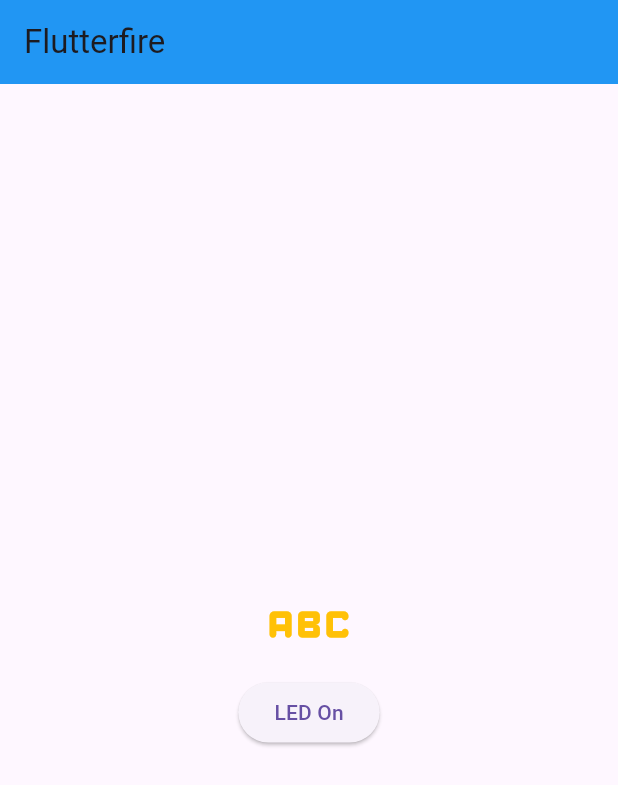
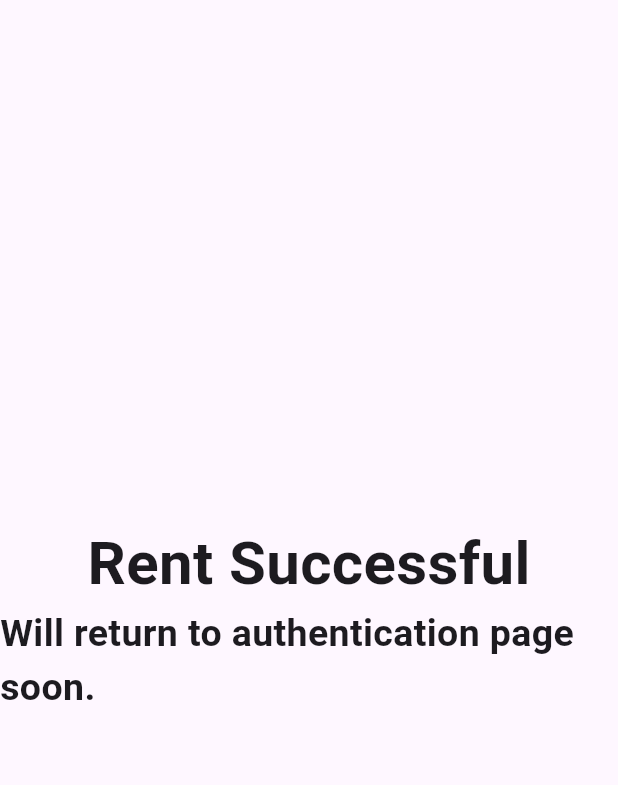
Before and after one commit to djl1-k/no-attendance, a Flutter app: the first screen one second after launch, on a phone screen of 412 x 824 dp. Shown: the top 785 px of the screen. Run offline on Flutter 3.47's test engine with Material 3 defaults, Android fonts, the phone set to English and light mode, and no system bars; our stand-ins replace firebase_core, firebase_database; missing offline and left inert: dart:html; accounts and stored records are empty.

Commit message:
UI update

```diff
--- /dev/null
+++ b/lib/home_page.dart
@@ -0,0 +1,24 @@
+import 'package:flutter/material.dart';
+import 'package:flutter_realtime/swipe_card_page.dart';
+
+class HomePage extends StatelessWidget {
+  const HomePage({super.key});
+
+
+  @override
+  Widget build(BuildContext context) {
+
+    Future.delayed(Duration(minutes: 1), () {
+      // Navigate to another page using Navigator
+      Navigator.of(context).pushReplacement(
+        MaterialPageRoute(
+          builder: (context) => AuthPage(), // Replace YourOtherPage with the actual page you want to navigate to
+        ),
+      );
+    });
+
+    return Scaffold(
+      body: Text('Another page.'),
+    );
+  }
+}
--- a/lib/main.dart
+++ b/lib/main.dart
@@ -4,6 +4,8 @@ import 'package:firebase_core/firebase_core.dart';
 import 'package:flutter/material.dart';
 import 'package:firebase_database/firebase_database.dart';
 import 'package:flutter_realtime/firebase_options.dart';
+import 'package:flutter_realtime/rent_success.dart';
+import 'package:flutter_realtime/swipe_card_page.dart';
 void main() async {
   WidgetsFlutterBinding.ensureInitialized();
   await Firebase.initializeApp(
@@ -11,7 +13,7 @@ void main() async {
   );
   runApp(MaterialApp(
     debugShowCheckedModeBanner: false,
-    home: MyApp(),
+    home: RentSuccessPage(),
   ));
 }
 
--- /dev/null
+++ b/lib/rent_success.dart
@@ -0,0 +1,36 @@
+// ignore_for_file: prefer_const_constructors
+
+import 'package:flutter/material.dart';
+import 'package:flutter_realtime/swipe_card_page.dart';
+
+class RentSuccessPage extends StatelessWidget {
+  const RentSuccessPage({super.key});
+
+  @override
+  Widget build(BuildContext context) {
+
+    Future.delayed(Duration(seconds: 3), () {
+      // Navigate to another page using Navigator
+      Navigator.of(context).pushReplacement(
+        MaterialPageRoute(
+          builder: (context) => AuthPage(), // Replace YourOtherPage with the actual page you want to navigate to
+        ),
+      );
+    });
+
+    return Scaffold(
+      body: Center(
+        child: Column(
+          mainAxisAlignment: MainAxisAlignment.center,
+          children: [
+            Text(
+              'Rent Successful',
+              style: TextStyle(fontSize: 40, fontWeight: FontWeight.bold),
+              ),
+            Text('Will return to authentication page soon.', style: TextStyle(fontSize: 25, fontWeight: FontWeight.bold),)
+          ]
+        )
+        )
+    );
+  }
+}
```
Also changed, not shown: lib/invalid_card.dart (added, +21 -0 lines), lib/swipe_card_page.dart (added, +64 -0 lines).
